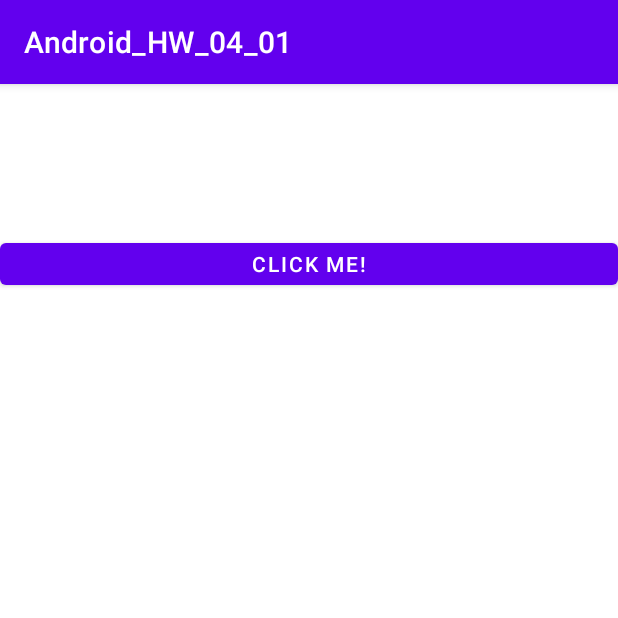
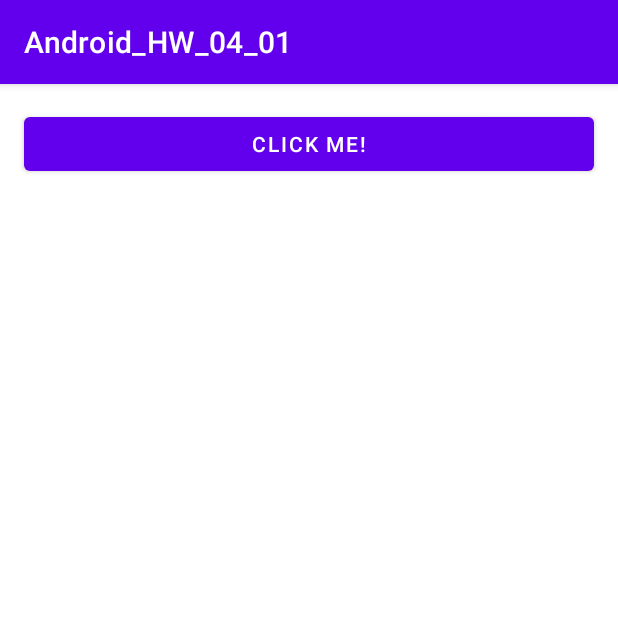
Before and after one commit to AlexeyLush/Android_HW_04_01, an Android app: the screen it shows after launch (MainActivity), on a phone screen of 412 x 824 dp, the top half of it. Run offline under Robolectric (Android 15) with nearby library versions, the phone set to English and light mode, and no system bars.

Commit message:
Change button

```diff
--- a/app/src/main/res/layout/activity_main.xml
+++ b/app/src/main/res/layout/activity_main.xml
@@ -9,9 +9,9 @@
     <Button
         android:id="@+id/button_send"
         android:text="Click Me!"
-        android:layout_marginTop="100dp"
+        android:layout_margin="16dp"
         android:layout_width="match_parent"
-        android:layout_height="40dp"
+        android:layout_height="wrap_content"
         tools:ignore="MissingConstraints" />
 
 </LinearLayout>
```
